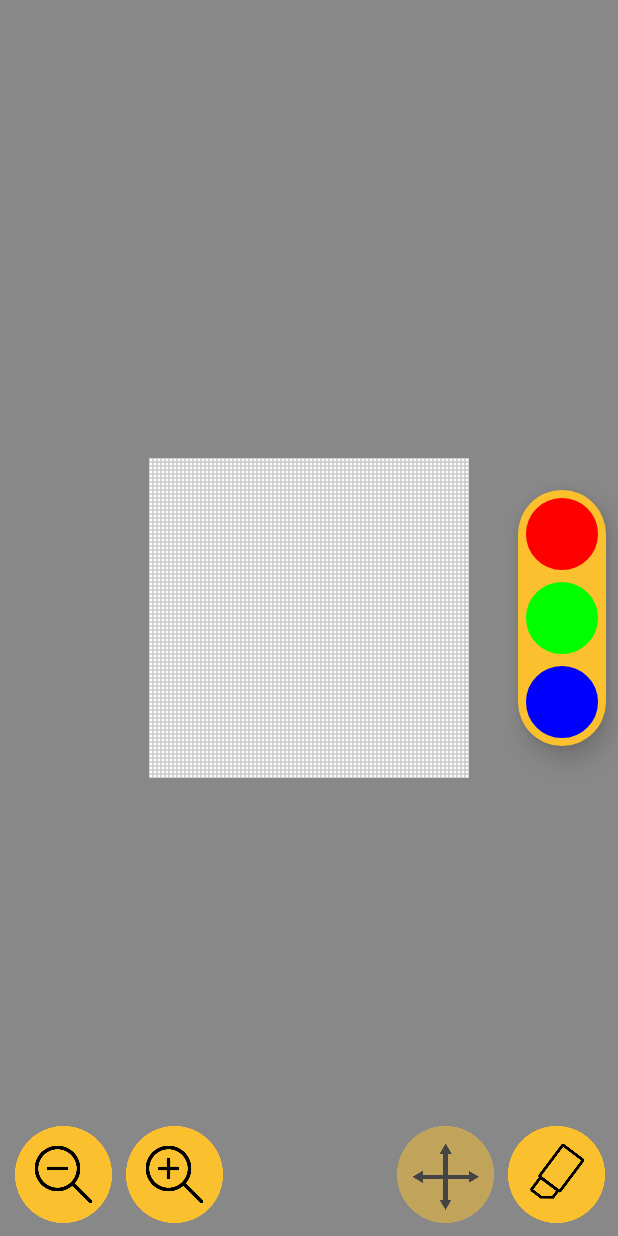
After one commit to Kefrov/PIXSAM, an Android app: the MainUIActivity screen opened directly, with no data from a screen before it, on a phone screen of 412 x 824 dp. The commit adds this screen. Run offline under Robolectric (Android 15) with nearby library versions, the phone set to English and light mode, and no system bars; libraries missing offline, so code that uses them is left out: yuku.ambilwarna.

Commit message:
MainUIActivity commit

```diff
--- a/app/build.gradle.kts
+++ b/app/build.gradle.kts
@@ -33,6 +33,7 @@ android {
 
 dependencies {
     annotationProcessor(libs.room.compiler)
+    implementation(libs.ambilwarna)
     implementation(libs.room.ktx)
     implementation(libs.appcompat)
     implementation(libs.material)
--- a/app/src/main/AndroidManifest.xml
+++ b/app/src/main/AndroidManifest.xml
@@ -22,7 +22,7 @@
             </intent-filter>
         </activity>
         <activity android:name=".SavedDrawings"/>
-        <activity android:name=".MainActivity"/>
+        <activity android:name=".MainUIActivity"/>
     </application>
 
 </manifest>
--- /dev/null
+++ b/app/src/main/java/com/example/pixsam/MainUIActivity.java
@@ -0,0 +1,246 @@
+package com.example.pixsam;
+
+import static java.lang.Float.max;
+import static java.lang.Float.min;
+
+import android.annotation.SuppressLint;
+import android.graphics.Color;
+import android.graphics.PorterDuff;
+import android.os.Bundle;
+import android.view.MotionEvent;
+import android.view.View;
+import android.widget.FrameLayout;
+import android.widget.GridLayout;
+import android.widget.ImageButton;
+import androidx.appcompat.app.AppCompatActivity;
+import androidx.core.content.ContextCompat;
+
+import java.util.Arrays;
+import java.util.List;
+
+import yuku.ambilwarna.AmbilWarnaDialog;
+
+public class MainUIActivity extends AppCompatActivity {
+
+    private static final int ROWS = 80;
+    private static final int COLUMNS = 80;
+    private static final int CELL_SIZE_DP = 5;
+
+    private float lastX = 0, lastY = 0;
+    private GridLayout gridLayout;
+    private FrameLayout frameLayout;
+
+    private String active_button = "Move grid";
+    private int activeColor = Color.rgb(255, 0, 0);
+
+    private int color1 = Color.rgb(255, 0, 0);
+    private int color2 = Color.rgb(0, 255, 0);
+    private int color3 = Color.rgb(0, 0, 255);
+
+    private int selectedColor = Color.RED;
+
+    private View lastTouchedCell = null;
+
+    @SuppressLint("ClickableViewAccessibility")
+    @Override
+    protected void onCreate(Bundle savedInstanceState) {
+        super.onCreate(savedInstanceState);
+        setContentView(R.layout.activity_main);
+
+        float scale = getResources().getDisplayMetrics().density;
+        int cellSizePx = (int) (CELL_SIZE_DP * scale + 0.5f);
+
+        frameLayout = findViewById(R.id.mainFrame);
+        gridLayout = findViewById(R.id.gridLayout);
+
+        int totalWidth = cellSizePx * COLUMNS;
+        int totalHeight = cellSizePx * ROWS;
+
+        gridLayout.getLayoutParams().width = totalWidth;
+        gridLayout.getLayoutParams().height = totalHeight;
+        gridLayout.requestLayout();
+
+        gridLayout.setScaleX(0.5f);
+        gridLayout.setScaleY(0.5f);
+
+        gridLayout.removeAllViews();
+        for (int i = 0; i < ROWS * COLUMNS; i++) {
+            View cell = new View(this);
+            GridLayout.LayoutParams cellParams = new GridLayout.LayoutParams();
+            cellParams.width = cellSizePx;
+            cellParams.height = cellSizePx;
+            cell.setLayoutParams(cellParams);
+            cell.setBackgroundColor(ContextCompat.getColor(this, android.R.color.white));
+            cell.setBackgroundResource(R.drawable.cell_border);
+            gridLayout.addView(cell);
+        }
+
+        ImageButton zoomIn = findViewById(R.id.zin);
+        ImageButton zoomOut = findViewById(R.id.zout);
+
+        zoomIn.setOnClickListener(v -> zoomGrid(1.2f));
+        zoomOut.setOnClickListener(v -> zoomGrid(0.8f));
+
+        ImageButton color1Button = findViewById(R.id.color1);
+        ImageButton color2Button = findViewById(R.id.color2);
+        ImageButton color3Button = findViewById(R.id.color3);
+        ImageButton moveBtn = findViewById(R.id.move);
+        ImageButton eraseBtn = findViewById(R.id.eraser);
+
+        color1Button.getBackground().setColorFilter(color1, PorterDuff.Mode.SRC_ATOP);
+        color2Button.getBackground().setColorFilter(color2, PorterDuff.Mode.SRC_ATOP);
+        color3Button.getBackground().setColorFilter(color3, PorterDuff.Mode.SRC_ATOP);
+
+        List<ImageButton> toolButtons = Arrays.asList(color1Button, color2Button, color3Button, moveBtn, eraseBtn);
+
+        View.OnClickListener toolClickListener = view -> {
+            for (ImageButton button : toolButtons) {
+                button.setAlpha(1.0f);
+            }
+            view.setAlpha(0.5f);
+            active_button = view.getContentDescription().toString();
+
+            if (active_button.equals("Color 1")) {
+                activeColor = color1;
+            } else if (active_button.equals("Color 2")) {
+                activeColor = color2;
+            } else if (active_button.equals("Color 3")) {
+                activeColor = color3;
+            }
+        };
+
+        for (ImageButton button : toolButtons) {
+            button.setOnClickListener(toolClickListener);
+        }
+
+        moveBtn.performClick();
+
+        frameLayout.setOnTouchListener((v, event) -> {
+            float x = event.getRawX();
+            float y = event.getRawY();
+
+            if (active_button.equals("Move grid")) {
+                switch (event.getAction()) {
+                    case MotionEvent.ACTION_DOWN:
+                        lastX = x;
+                        lastY = y;
+                        return true;
+                    case MotionEvent.ACTION_MOVE:
+                        float dx = x - lastX;
+                        float dy = y - lastY;
+                        gridLayout.setTranslationX(gridLayout.getTranslationX() + dx);
+                        gridLayout.setTranslationY(gridLayout.getTranslationY() + dy);
+                        lastX = x;
+                        lastY = y;
+                        return true;
+                }
+            } else if (active_button.equals("Erase pixel") || active_button.equals("Color 1") || active_button.equals("Color 2") || active_button.equals("Color 3")) {
+                View touchedCell = getTouchedCell(x, y);
+                if (touchedCell != null && touchedCell != lastTouchedCell) {
+                    lastTouchedCell = touchedCell;
+                    if (active_button.equals("Erase pixel")) {
+                        touchedCell.setBackgroundColor(ContextCompat.getColor(this, android.R.color.white));
+                        touchedCell.setBackgroundResource(R.drawable.cell_border);
+                    } else {
+                        touchedCell.setBackgroundColor(activeColor);
+                    }
+                }
+                if (event.getAction() == MotionEvent.ACTION_UP) {
+                    lastTouchedCell = null;
+                }
+                return true;
+            }
+
+            return false;
+        });
+
+        color1Button.setOnLongClickListener(view -> {
+            AmbilWarnaDialog colorPicker = new AmbilWarnaDialog(MainUIActivity.this, selectedColor, new AmbilWarnaDialog.OnAmbilWarnaListener() {
+                @Override
+                public void onOk(AmbilWarnaDialog dialog, int color) {
+                    selectedColor = color;
+                    color1 = color;
+                    color1Button.getBackground().setColorFilter(color, PorterDuff.Mode.SRC_ATOP);
+                    color1Button.performClick();
+                }
+
+                @Override
+                public void onCancel(AmbilWarnaDialog dialog) {
+                    // User clicked cancel
+                }
+            });
+            colorPicker.show();
+
+            return true;
+        });
+
+        color2Button.setOnLongClickListener(view -> {
+            AmbilWarnaDialog colorPicker = new AmbilWarnaDialog(MainUIActivity.this, selectedColor, new AmbilWarnaDialog.OnAmbilWarnaListener() {
+                @Override
+                public void onOk(AmbilWarnaDialog dialog, int color) {
+                    selectedColor = color;
+                    color2 = color;
+                    color2Button.getBackground().setColorFilter(color, PorterDuff.Mode.SRC_ATOP);
+                    color2Button.performClick();
+                }
+
+                @Override
+                public void onCancel(AmbilWarnaDialog dialog) {
+                    // User clicked cancel
+                }
+            });
+            colorPicker.show();
+
+            return true;
+        });
+
+        color3Button.setOnLongClickListener(view -> {
+            AmbilWarnaDialog colorPicker = new AmbilWarnaDialog(MainUIActivity.this, selectedColor, new AmbilWarnaDialog.OnAmbilWarnaListener() {
+                @Override
+                public void onOk(AmbilWarnaDialog dialog, int color) {
+                    selectedColor = color;
+                    color3 = color;
+                    color3Button.getBackground().setColorFilter(color, PorterDuff.Mode.SRC_ATOP);
+                    color3Button.performClick();
+                }
+
+                @Override
+                public void onCancel(AmbilWarnaDialog dialog) {
+                    // User clicked cancel
+                }
+            });
+            colorPicker.show();
+
+            return true;
+        });
+    }
+
+    private View getTouchedCell(float rawX, float rawY) {
+        int[] gridLocation = new int[2];
+        gridLayout.getLocationOnScreen(gridLocation);
+
+        float scaleX = gridLayout.getScaleX();
+        float scaleY = gridLayout.getScaleY();
+
+        float adjustedX = (rawX - gridLocation[0]) / scaleX;
+        float adjustedY = (rawY - gridLocation[1]) / scaleY;
+
+        float cellSizePx = CELL_SIZE_DP * getResources().getDisplayMetrics().density;
+
+        int col = (int) (adjustedX / cellSizePx - 0.5f);
+        int row = (int) (adjustedY / cellSizePx - 0.5f);
+
+        if (row >= 0 && row < ROWS && col >= 0 && col < COLUMNS) {
+            int index = row * COLUMNS + col;
+            return gridLayout.getChildAt(index);
+        }
+        return null;
+    }
+
+    private void zoomGrid(float factor) {
+        float currentScaleX = gridLayout.getScaleX();
+        float currentScaleY = gridLayout.getScaleY();
+        gridLayout.setScaleX(min(max(currentScaleX * factor, 0.5f), 12f));
+        gridLayout.setScaleY(min(max(currentScaleY * factor, 0.5f), 12f));
+    }
+}
--- a/app/src/main/java/com/example/pixsam/RecyclerViewAdapter.java
+++ b/app/src/main/java/com/example/pixsam/RecyclerViewAdapter.java
@@ -51,12 +51,11 @@ public class RecyclerViewAdapter extends  RecyclerView.Adapter<RecyclerViewAdapt
         DrawingItem curr_drawing = drawingList.get(position);
         holder.drawing_name.setText(curr_drawing.getDrawing_name());
 
-        // this listener don't work
         holder.itemView.setOnClickListener(v -> {
             // Get the drawing ID and pass it to MainActivity through Intent
-//            Intent intent = new Intent(context, MainActivity.class);
+            Intent intent = new Intent(context, MainUIActivity.class);
 //            intent.putExtra("drawing_id", curr_drawing.getDrawing_id());
-//            context.startActivity(intent);
+            context.startActivity(intent);
         });
         holder.itemView.setOnLongClickListener(v -> {
             showDeleteRename(holder,curr_drawing);
--- a/app/src/main/java/com/example/pixsam/SavedDrawings.java
+++ b/app/src/main/java/com/example/pixsam/SavedDrawings.java
@@ -102,7 +102,7 @@ public class SavedDrawings extends AppCompatActivity {
                 int width = Integer.parseInt(widthStr);
                 int height = Integer.parseInt(heightStr);
 
-                Intent intent = new Intent(this, MainActivity.class);
+                Intent intent = new Intent(this, MainUIActivity.class);
                 intent.putExtra("width", width);
                 intent.putExtra("height", height);
                 startActivity(intent);
--- a/app/src/main/java/com/example/pixsam/pixsam_db/PixsamDatabase.java
+++ b/app/src/main/java/com/example/pixsam/pixsam_db/PixsamDatabase.java
@@ -11,7 +11,7 @@ public abstract class PixsamDatabase extends RoomDatabase {
     public abstract PixsamDao pixsamDao(); // access to the DAO methods
     private static PixsamDatabase INSTANCE;
     public static synchronized PixsamDatabase getDatabase(Context context) {
-        context.deleteDatabase("Pixsam_database");
+        //context.deleteDatabase("Pixsam_database");
         if (INSTANCE == null) {
             INSTANCE = Room.databaseBuilder(context.getApplicationContext(),
                             PixsamDatabase.class, "Pixsam_database")
--- /dev/null
+++ b/app/src/main/res/drawable/cell_border.xml
@@ -0,0 +1,12 @@
+<?xml version="1.0" encoding="utf-8"?>
+<shape xmlns:android="http://schemas.android.com/apk/res/android"
+    android:shape="rectangle">
+
+    <!-- Background color of cell -->
+    <solid android:color="#FFFFFF" />
+
+    <!-- Thin gray border -->
+    <stroke
+        android:width="0.1dp"
+        android:color="#CCCCCC" />
+</shape>
--- /dev/null
+++ b/app/src/main/res/drawable/circle_button.xml
@@ -0,0 +1,11 @@
+<?xml version="1.0" encoding="utf-8"?>
+<shape xmlns:android="http://schemas.android.com/apk/res/android"
+    android:shape="oval">
+
+    <stroke
+        android:width="2dp"
+        android:color="#000000" />
+
+    <solid android:color="#FFFFFF" /> <!-- This will be overridden in code -->
+
+</shape>
--- /dev/null
+++ b/app/src/main/res/drawable/rounded_yellow_bg.xml
@@ -0,0 +1,7 @@
+<?xml version="1.0" encoding="utf-8"?>
+<shape xmlns:android="http://schemas.android.com/apk/res/android"
+    android:shape="rectangle">
+
+    <solid android:color="#FBC02D" />
+    <corners android:radius="40dp" />
+</shape>
--- a/app/src/main/res/layout/activity_main.xml
+++ b/app/src/main/res/layout/activity_main.xml
@@ -1,16 +1,113 @@
 <?xml version="1.0" encoding="utf-8"?>
-<LinearLayout xmlns:android="http://schemas.android.com/apk/res/android"
-    xmlns:tools="http://schemas.android.com/tools"
+<FrameLayout xmlns:android="http://schemas.android.com/apk/res/android"
+    android:id="@+id/mainFrame"
     android:layout_width="match_parent"
     android:layout_height="match_parent"
-    android:gravity="center"
-    android:orientation="vertical"
-    tools:context=".MainActivity">
+    android:background="#888888">
 
-    <TextView
-        android:id="@+id/helloText"
+    <!-- Grid that you can move freely -->
+    <GridLayout
+        android:id="@+id/gridLayout"
         android:layout_width="wrap_content"
         android:layout_height="wrap_content"
-        android:text="Hello World!"
-        android:textSize="24sp" />
-</LinearLayout>
+        android:layout_gravity="center"
+        android:columnCount="80"
+        android:rowCount="80"
+        android:orientation="horizontal" />
+
+    <LinearLayout
+        android:id="@+id/colorPaletteContainer"
+        android:layout_width="wrap_content"
+        android:layout_height="wrap_content"
+        android:layout_gravity="center|end"
+        android:layout_marginEnd="8dp"
+        android:padding="5dp"
+        android:orientation="vertical"
+        android:background="@drawable/rounded_yellow_bg"
+        android:elevation="10dp">
+
+        <ImageButton
+            android:id="@+id/color1"
+            android:layout_width="48dp"
+            android:layout_height="48dp"
+            android:layout_marginBottom="8dp"
+            android:background="@drawable/circle_button"
+            android:contentDescription="@string/color_1" />
+
+        <ImageButton
+            android:id="@+id/color2"
+            android:layout_width="48dp"
+            android:layout_height="48dp"
+            android:layout_marginBottom="8dp"
+            android:background="@drawable/circle_button"
+            android:contentDescription="@string/color_2" />
+
+        <ImageButton
+            android:id="@+id/color3"
+            android:layout_width="48dp"
+            android:layout_height="48dp"
+            android:background="@drawable/circle_button"
+            android:contentDescription="@string/color_3" />
+    </LinearLayout>
+
+    <!-- Zoom buttons -->
+    <LinearLayout
+        android:layout_width="wrap_content"
+        android:layout_height="wrap_content"
+        android:layout_gravity="bottom|start"
+        android:layout_marginBottom="8dp"
+        android:layout_marginStart="1dp"
+        android:gravity="end"
+        android:orientation="horizontal">
+
+        <ImageButton
+            android:id="@+id/zout"
+            android:layout_width="66dp"
+            android:layout_height="66dp"
+            android:layout_marginStart="8dp"
+            android:background="?attr/selectableItemBackgroundBorderless"
+            android:contentDescription="@string/zoom_out"
+            android:scaleType="centerInside"
+            android:src="@drawable/search_minus" />
+
+        <ImageButton
+            android:id="@+id/zin"
+            android:layout_width="66dp"
+            android:layout_height="66dp"
+            android:layout_marginStart="8dp"
+            android:background="?attr/selectableItemBackgroundBorderless"
+            android:contentDescription="@string/zoom_in"
+            android:scaleType="centerInside"
+            android:src="@drawable/search_plus" />
+    </LinearLayout>
+
+    <!-- Erase and Move buttons -->
+    <LinearLayout
+        android:layout_width="140dp"
+        android:layout_height="wrap_content"
+        android:layout_gravity="bottom|end"
+        android:layout_margin="8dp"
+        android:gravity="end"
+        android:orientation="horizontal">
+
+        <ImageButton
+            android:id="@+id/move"
+            android:layout_width="66dp"
+            android:layout_height="66dp"
+            android:layout_marginStart="8dp"
+            android:background="?attr/selectableItemBackgroundBorderless"
+            android:contentDescription="@string/MG"
+            android:scaleType="centerInside"
+            android:src="@drawable/move" />
+
+        <ImageButton
+            android:id="@+id/eraser"
+            android:layout_width="66dp"
+            android:layout_height="66dp"
+            android:layout_marginStart="8dp"
+            android:background="?attr/selectableItemBackgroundBorderless"
+            android:contentDescription="@string/EP"
+            android:scaleType="centerInside"
+            android:src="@drawable/erase" />
+    </LinearLayout>
+</FrameLayout>
--- a/app/src/main/res/values/strings.xml
+++ b/app/src/main/res/values/strings.xml
@@ -10,4 +10,11 @@
     <string name="delete">Delete</string>
     <string name="enter_width">Enter width</string>
     <string name="enter_height">Enter height</string>
+    <string name="MG">Move grid</string>
+    <string name="EP">Erase pixel</string>
+    <string name="zoom_out">Zoom Out</string>
+    <string name="zoom_in">Zoom In</string>
+    <string name="color_1">Color 1</string>
+    <string name="color_2">Color 2</string>
+    <string name="color_3">Color 3</string>
 </resources>
--- a/gradle/libs.versions.toml
+++ b/gradle/libs.versions.toml
@@ -1,5 +1,6 @@
 [versions]
 agp = "8.8.0"
+ambilwarna = "2.0.1"
 junit = "4.13.2"
 junitVersion = "1.2.1"
 espressoCore = "3.6.1"
@@ -11,6 +12,7 @@ roomCommonJvm = "2.7.1"
 roomRuntimeAndroid = "2.7.1"
 
 [libraries]
+ambilwarna = { module = "com.github.yukuku:ambilwarna", version.ref = "ambilwarna" }
 junit = { group = "junit", name = "junit", version.ref = "junit" }
 ext-junit = { group = "androidx.test.ext", name = "junit", version.ref = "junitVersion" }
 espresso-core = { group = "androidx.test.espresso", name = "espresso-core", version.ref = "espressoCore" }
```
Also changed, not shown: app/src/main/java/com/example/pixsam/MainActivity.java (deleted, +0 -14 lines), app/src/main/res/drawable/erase.png (added), app/src/main/res/drawable/move.png (added), app/src/main/res/drawable/search_minus.png (added), app/src/main/res/drawable/search_plus.png (added).
